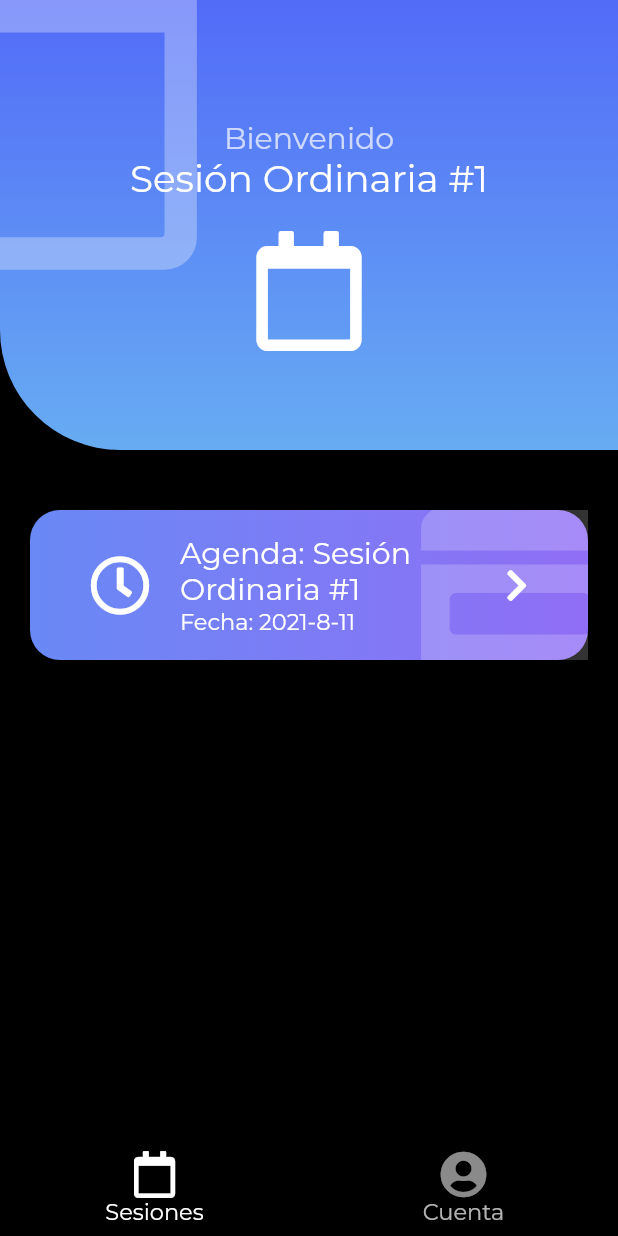
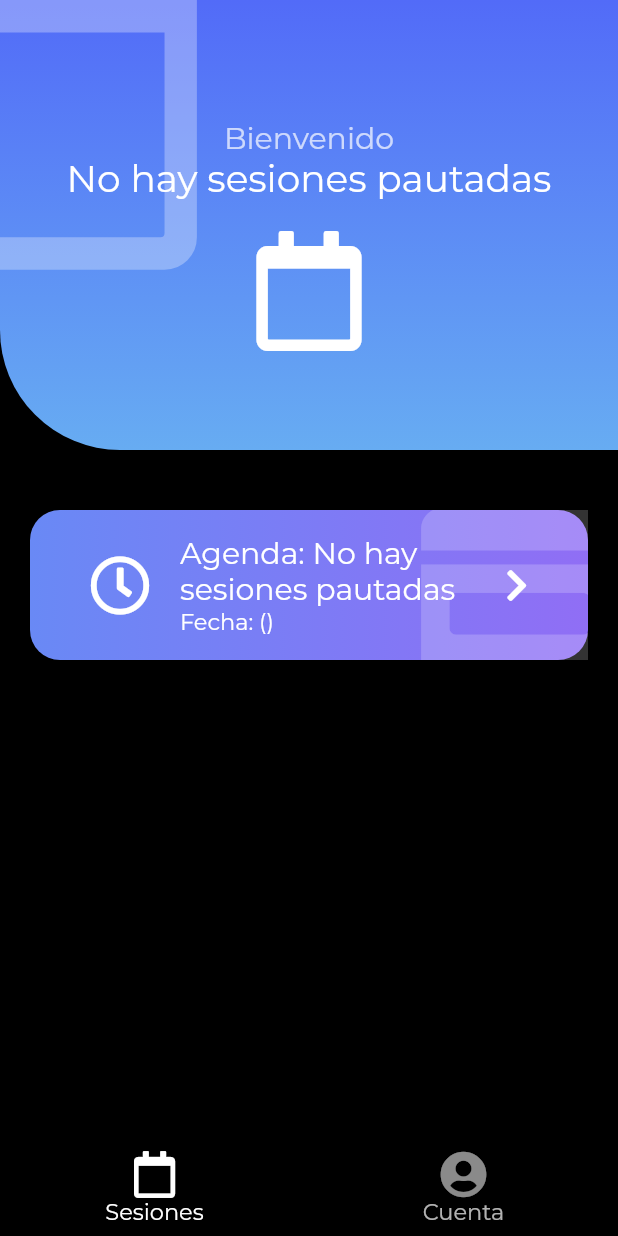
Before and after one commit to JorgeTmrz/suffragium, a Flutter app: the HomeScreen screen opened by its route, on a phone screen of 412 x 824 dp. Run offline on Flutter 3.47's test engine with Material 2 defaults, Android fonts, the phone set to English and light mode, and no system bars; our stand-ins replace charts_flutter, cloud_firestore, firebase_core, flutter_svg, font_awesome_flutter, google_fonts; accounts and stored records are empty.

Commit message:
Making models and Using providers to provide realtime data to the app

```diff
--- /dev/null
+++ b/lib/src/models/sesiones_model.dart
@@ -0,0 +1,38 @@
+import 'dart:convert';
+
+import 'package:cloud_firestore/cloud_firestore.dart';
+
+Sesiones sesionesFromJson(String str) => Sesiones.fromJson(json.decode(str));
+
+class Sesiones {
+  Sesiones({
+    required this.agendas,
+    required this.asistencia,
+    required this.titulo,
+  });
+
+  final List<Agenda> agendas;
+  final int asistencia;
+  final String titulo;
+
+  factory Sesiones.fromJson(Map<String, dynamic> json) => Sesiones(
+    agendas: List<Agenda>.from(json["agendas"].map((x) => Agenda.fromJson(x))),
+    asistencia: json["asistencia"],
+    titulo: json["titulo"],
+  );
+}
+
+class Agenda {
+  Agenda({
+    required this.fecha,
+    required this.titulo,
+  });
+
+  final Timestamp fecha;
+  final String titulo;
+
+  factory Agenda.fromJson(Map<String, dynamic> json) => Agenda(
+    fecha: json["fecha"],
+    titulo: json["titulo"],
+  );
+}
--- /dev/null
+++ b/lib/src/providers/sesiones_provider.dart
@@ -0,0 +1,19 @@
+import 'package:flutter/material.dart';
+import 'package:cloud_firestore/cloud_firestore.dart';
+import 'package:votation_app/src/models/sesiones_model.dart';
+
+class SesionesProvider with ChangeNotifier {
+  final FirebaseFirestore _db = FirebaseFirestore.instance;
+
+  Stream<Sesiones> getSesiones(String session) async* {
+
+    final data = _db
+      .collection('Sesiones')
+      .doc(session)
+      .snapshots()
+      .map((snap) => Sesiones.fromJson(snap.data()!));
+
+    yield* data;
+    notifyListeners();
+  }
+}
--- a/lib/src/screens/home_screen.dart
+++ b/lib/src/screens/home_screen.dart
@@ -1,5 +1,8 @@
 import 'package:flutter/material.dart';
 import 'package:font_awesome_flutter/font_awesome_flutter.dart';
+import 'package:provider/provider.dart';
+import 'package:votation_app/src/models/sesiones_model.dart';
+import 'package:votation_app/src/providers/sesiones_provider.dart';
 import 'package:votation_app/src/screens/screens.dart';
 
 class HomeScreen extends StatefulWidget {
@@ -30,6 +33,14 @@ class _HomeScreenState extends State<HomeScreen> {
     ];
 
     return SafeArea(
+      child: MultiProvider(
+        providers: [
+          ChangeNotifierProvider<SesionesProvider>(create: (_) => SesionesProvider()),
+          StreamProvider<Sesiones>(
+            create: (_) => SesionesProvider().getSesiones('Sesion ordinaria #1'),
+            initialData: Sesiones(agendas: [], titulo: "No hay sesiones pautadas", asistencia: 0)
+          )
+        ],
         child: Scaffold(
           body: _screensToDisplay.elementAt(_currentIndex),
           bottomNavigationBar: BottomNavigationBar(
@@ -43,6 +54,7 @@ class _HomeScreenState extends State<HomeScreen> {
             iconSize: _h * 0.038,
           ),
         ),
+      ),
     );
   }
 }
--- a/lib/src/screens/list_session_screen.dart
+++ b/lib/src/screens/list_session_screen.dart
@@ -1,6 +1,8 @@
 import 'package:flutter/material.dart';
 import 'package:font_awesome_flutter/font_awesome_flutter.dart';
 import 'package:google_fonts/google_fonts.dart';
+import 'package:provider/provider.dart';
+import 'package:votation_app/src/models/sesiones_model.dart';
 import 'package:votation_app/src/widgets/list_session_buttons.dart';
 import 'package:votation_app/src/widgets/list_session_header.dart';
 
@@ -21,6 +23,8 @@ class _ListSessionScreenState extends State<ListSessionScreen> {
           left: -70,
           child: FaIcon(FontAwesomeIcons.calendar, size: 230, color: Colors.white.withOpacity(0.30))
         ),
+        Consumer<Sesiones>(
+          builder: (_, sesion, child) =>
           Column(
             children: [
               SizedBox(height: 80, width: double.infinity,),
@@ -29,12 +33,13 @@ class _ListSessionScreenState extends State<ListSessionScreen> {
                 style: GoogleFonts.montserrat(fontSize: 20, color: Colors.white.withOpacity(0.7)),
               ),
               Text(
-              'Sesión Ordinaria #1',
+                sesion.titulo,
                 style: GoogleFonts.montserrat(fontSize: 25, color: Colors.white)
               ),
               SizedBox(height: 20),
               FaIcon(FontAwesomeIcons.calendar, size: 80, color: Colors.white),
             ],
+          ),
         ),
         Container(
           margin: EdgeInsets.only(top: 320),
--- a/lib/src/screens/sign_in_screen.dart
+++ b/lib/src/screens/sign_in_screen.dart
@@ -2,15 +2,12 @@ import 'package:flutter/material.dart';
 import 'package:flutter_svg/flutter_svg.dart';
 import 'package:font_awesome_flutter/font_awesome_flutter.dart';
 import 'package:google_fonts/google_fonts.dart';
-import 'package:provider/provider.dart';
-import 'package:votation_app/src/providers/theme_provider.dart';
 import 'package:votation_app/src/widgets/text_form_fields.dart';
 
 class SignInScreen extends StatelessWidget {
 
   @override
   Widget build(BuildContext context) {
-    final theme = Provider.of<ThemeProvider>(context);
     final double _h = MediaQuery.of(context).size.height;
     final double _w = MediaQuery.of(context).size.width;
 
--- a/lib/src/screens/sign_up_screen.dart
+++ b/lib/src/screens/sign_up_screen.dart
@@ -2,16 +2,14 @@ import 'package:flutter/material.dart';
 import 'package:flutter_svg/flutter_svg.dart';
 import 'package:font_awesome_flutter/font_awesome_flutter.dart';
 import 'package:google_fonts/google_fonts.dart';
-import 'package:provider/provider.dart';
-import 'package:votation_app/src/providers/theme_provider.dart';
 import 'package:votation_app/src/widgets/text_form_fields.dart';
 
 class SignUpScreen extends StatelessWidget {
   @override
   Widget build(BuildContext context) {
-    final theme = Provider.of<ThemeProvider>(context);
+
+    final double _w = MediaQuery.of(context).size.width;
     final double _h = MediaQuery.of(context).size.height;
-    final double _w = MediaQuery.of(context).size.width;
 
     return Scaffold(
       appBar: AppBar(
--- a/lib/src/widgets/list_session_buttons.dart
+++ b/lib/src/widgets/list_session_buttons.dart
@@ -1,6 +1,8 @@
 import 'package:flutter/material.dart';
 import 'package:font_awesome_flutter/font_awesome_flutter.dart';
 import 'package:google_fonts/google_fonts.dart';
+import 'package:provider/provider.dart';
+import 'package:votation_app/src/models/sesiones_model.dart';
 
 class ListSessionButtons extends StatelessWidget {
 
@@ -60,15 +62,23 @@ class ListSessionButtons extends StatelessWidget {
                   SizedBox(height: 90, width: 40,),
                   _setSessionStatus(),
                   SizedBox(width: 20),
-                  Expanded(
+                  Consumer<Sesiones>(
+                    builder: (_, value, child) => Expanded(
                       child: Column(
                         mainAxisAlignment: MainAxisAlignment.center,
                         crossAxisAlignment: CrossAxisAlignment.start,
                         children: [
-                          Text('Agenda: Sesión Ordinaria #1', style: GoogleFonts.montserrat(fontSize: 20, color: Colors.white)),
-                          Text('Fecha: 2021-8-11', style: GoogleFonts.montserrat(fontSize: 15, color: Colors.white)),
+                          Text(
+                            'Agenda: ${value.titulo}',
+                            style: GoogleFonts.montserrat(fontSize: 20, color: Colors.white)
+                          ),
+                          Text(
+                            'Fecha: ${value.agendas.map((val) => val.fecha.toDate())}',
+                            style: GoogleFonts.montserrat(fontSize: 15, color: Colors.white)
+                          ),
                         ],
                       )
+                    ),
                   ),
                   FaIcon(FontAwesomeIcons.chevronRight, color: Colors.white),
                   SizedBox(width: 40)
```
Also changed, not shown: lib/main.dart (+9 -1 lines), lib/src/models/preguntas_model.dart (added, +33 -0 lines), lib/src/providers/preguntas_provider.dart (added, +18 -0 lines), lib/src/screens/votation_list.dart (+19 -25 lines). Lines whose indentation alone changed are shown as unchanged.
